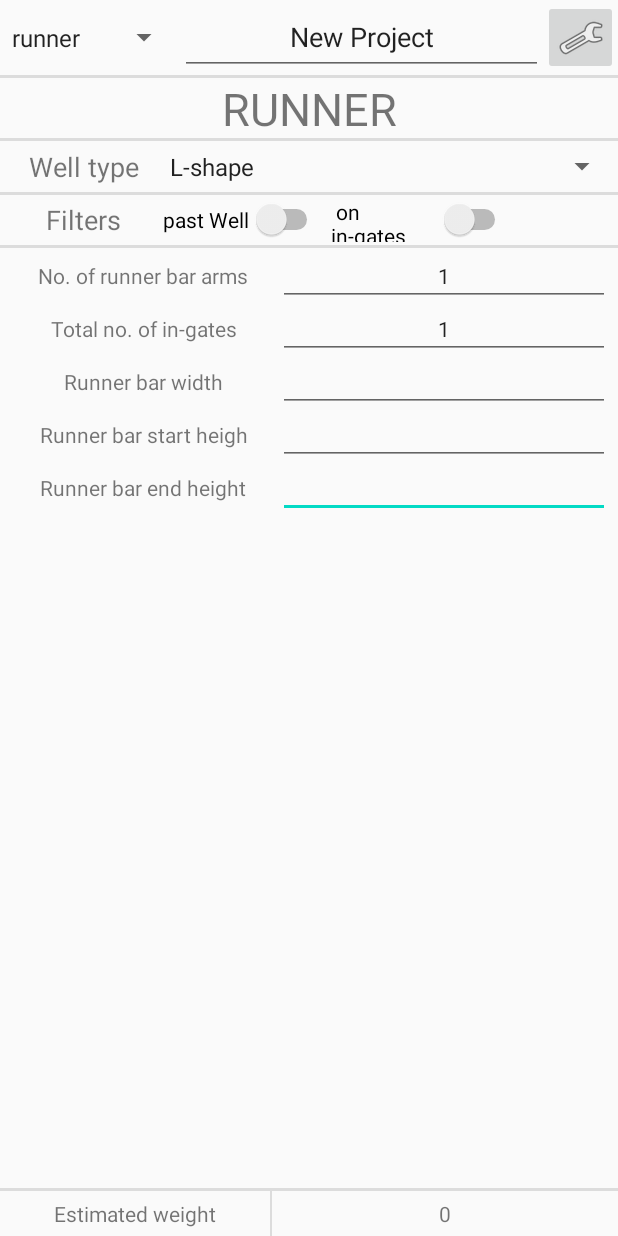
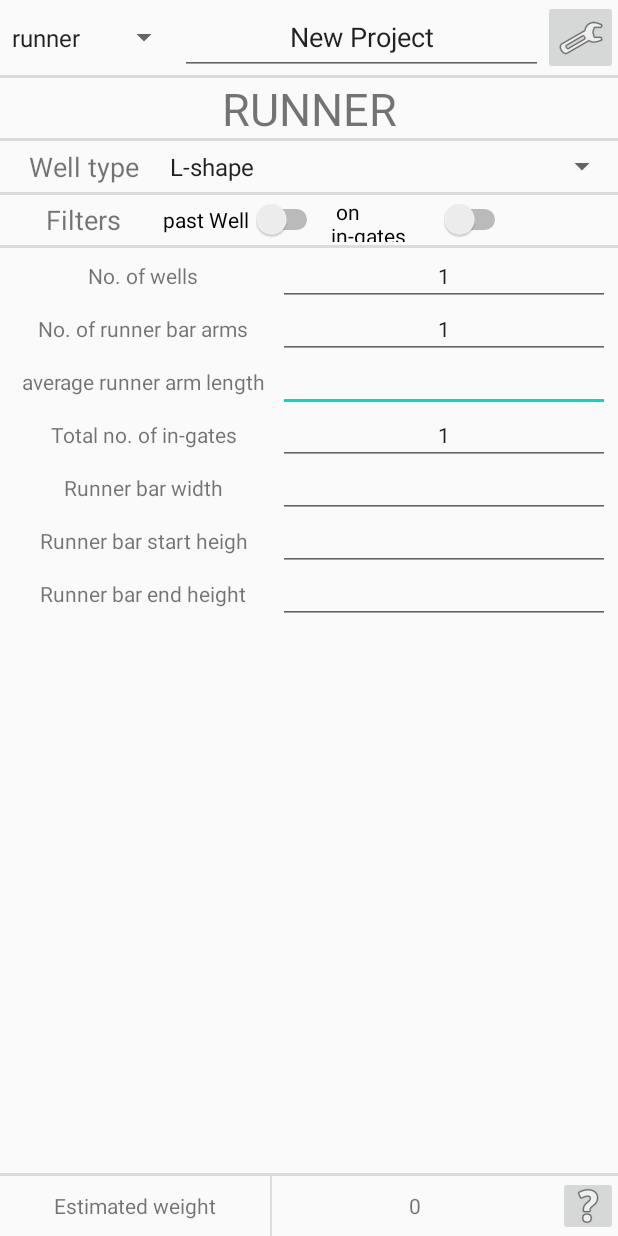
Before and after one commit to RafalUrbanek/Foundryman, an Android app: the RunnerActivity screen opened directly, with no data from a screen before it, on a phone screen of 412 x 824 dp. Run offline under Robolectric (Android 15) with nearby library versions, the phone set to English and light mode, and no system bars.

Commit message:
- Partial functionality to the Runner tab added

```diff
--- a/app/src/main/java/com/Raf/foundryman/RunnerActivity.java
+++ b/app/src/main/java/com/Raf/foundryman/RunnerActivity.java
@@ -29,12 +29,13 @@ public class RunnerActivity extends AppCompatActivity implements
     Boolean flag;
     TextView topText;
     Spinner wellType;
-    int armsCount = 1;
     int ingateCount = 1;
-    double width, startHeight, endHeight, wellFilter1, wellFilter2, ingateFilter1, ingateFilter2, weight;
+    int filterWidth = 22;
+    double width, startHeight, endHeight, wellFilter1, wellFilter2, ingateFilter1, ingateFilter2,
+            weight, armLength;
 
-    EditText armsCountText, ingateCountText, widthText, startHeightText, endHeightText,
-            wellFilter1Text, wellFilter2Text, ingateFilter1Text, ingateFilter2Text;
+    EditText armsCountText, wellCountText, ingateCountText, widthText, startHeightText, endHeightText,
+            runnerarmLength, wellFilter1Text, wellFilter2Text, ingateFilter1Text, ingateFilter2Text;
 
     TextView wellText1, wellText2, ingateText1, ingateText2, weightText;
 
@@ -96,7 +97,7 @@ public class RunnerActivity extends AppCompatActivity implements
     }
 
     private void initializeValues() {
-        armsCountText.setText(String.valueOf(armsCount));
+        armsCountText.setText(String.valueOf(Support.runnerArms));
         armsCountText.addTextChangedListener(new TextWatcher() {
             @Override
             public void beforeTextChanged(CharSequence s, int start, int count, int after) {
@@ -108,7 +109,23 @@ public class RunnerActivity extends AppCompatActivity implements
 
             @Override
             public void afterTextChanged(Editable s) {
-                Log.d("LOG", "armsCountText");
+
+            }
+        });
+
+        wellCountText.setText(String.valueOf(Support.wells));
+        wellCountText.addTextChangedListener(new TextWatcher() {
+            @Override
+            public void beforeTextChanged(CharSequence s, int start, int count, int after) {
+            }
+
+            @Override
+            public void onTextChanged(CharSequence s, int start, int before, int count) {
+            }
+
+            @Override
+            public void afterTextChanged(Editable s) {
+
             }
         });
 
@@ -267,7 +284,7 @@ public class RunnerActivity extends AppCompatActivity implements
     double volume = 0;
     if (ingateFilter1 != 0){
         if (ingateFilter2 != 0){
-            volume = ingateFilter1 * ingateFilter2 * 22;
+            volume = ingateFilter1 * ingateFilter2 * filterWidth;
         } else {
             volume = ingateFilter1 * ingateFilter1 * Math.PI;
         }
@@ -293,15 +310,40 @@ public class RunnerActivity extends AppCompatActivity implements
         }
 
         // calculate arm(s) mass
-        if (width != 0 && startHeight != 0 && endHeight != 0 && armsCount > 0){
-            armMass = Support.density * armsCount * width *((startHeight + endHeight)/ 2) * 10000;
-            if (wellType.getSelectedItemPosition() == 0){
-                Log.d("LOG", "type 0");
+        if (width > 0 && startHeight > 0 && endHeight > 0 && Support.runnerArms > 0 && armLength > 0) {
+            armMass = Support.density * Support.runnerArms * width * ((startHeight + endHeight) / 2)
+                    * armLength / 1000000;
+        }
+
+        // calculate well mass
+        if (wellFilterSwitch.isChecked()) {
+            if (wellType.getSelectedItemPosition() == 0) {
+                if (wellFilter1 > 0 && wellFilter2 > 0) {
+                    wellMass = ((wellFilter1 - 5) * (wellFilter2 - 10) * (filterWidth + 30) * Support.density
+                            / 1000000) + (startHeight * width * 50);
+                }
+            } else if (wellType.getSelectedItemPosition() == 1) {
+                if (wellFilter1 > 0 && wellFilter2 > 0) {
+                    wellMass = (wellFilter1 - 5) * (wellFilter2 - 10) * (filterWidth + 125) * Support.density
+                            / 1000000;
+                }
+            } else {
+                if (wellFilter1 > 0 && wellFilter2 > 0) {
+                    wellMass = ((wellFilter1 - 5) * (wellFilter2 - 10) * (filterWidth + 30) * Support.density
+                            / 1000000);
+                }
             }
-        } else {
-            weight = 0;
-            weightText.setText("");
+        } else{
+            if (wellType.getSelectedItemPosition() == 0 || wellType.getSelectedItemPosition() == 2 ) {
+                    wellMass = startHeight * width * 50 * Support.density
+                            / 1000000;
+            } else {
+                // Assumption that well & no filter combination is only used for small parts
+                    wellMass = 50 * 50 * 50 * Support.density
+                            / 1000000;
+            }
         }
+
         double totalMass = (ingateMass + armMass + wellMass) * 100;
         totalMassRounded = Math.round(totalMass) / 100;
         weight = totalMassRounded;
@@ -320,6 +362,7 @@ public class RunnerActivity extends AppCompatActivity implements
         ingateFilter2Text = findViewById(R.id.runner_ingate_filter_2);
         wellText1 = findViewById(R.id.runner_text_9);
         wellText2 = findViewById(R.id.runner_text_11);
+        wellCountText = findViewById(R.id.runner_wells);
         ingateText1 = findViewById(R.id.runner_text_7);
         ingateText2 = findViewById(R.id.runner_text_10);
         weightText = findViewById(R.id.runner_text_13);
--- a/app/src/main/java/com/Raf/foundryman/Support.java
+++ b/app/src/main/java/com/Raf/foundryman/Support.java
@@ -10,6 +10,9 @@ import java.util.ArrayList;
 public class Support {
 
     // GENERAL VARIABLES
+    static int runnerArms = 1;
+    static int wells = 1;
+    static int sprues = 1;
     static double ingateHeight = 0.0;
     static double ingateDia = 0.0;
     static double sprueWidth = 0.0;
--- a/app/src/main/res/layout/activity_runner.xml
+++ b/app/src/main/res/layout/activity_runner.xml
@@ -11,7 +11,73 @@
         android:layout_height="match_parent"
         tools:context=".SprueActivity"
         tools:layout_editor_absoluteX="0dp"
-        tools:layout_editor_absoluteY="0dp">
+        tools:layout_editor_absoluteY="-16dp">
+
+        <TextView
+            android:id="@+id/runner_text_15"
+            android:layout_width="180dp"
+            android:layout_height="wrap_content"
+            android:layout_marginStart="5dp"
+            android:width="100dp"
+            android:height="30dp"
+            android:gravity="center"
+            android:text="average runner arm length"
+            android:textAlignment="center"
+            android:textSize="14sp"
+            app:layout_constraintStart_toStartOf="parent"
+            app:layout_constraintTop_toTopOf="@+id/runner_arm_length" />
+
+        <EditText
+            android:id="@+id/runner_arm_length"
+            android:layout_width="0dp"
+            android:layout_height="35dp"
+            android:layout_marginEnd="5dp"
+            android:ems="10"
+            android:inputType="number"
+            android:textAlignment="center"
+            android:textSize="14sp"
+            app:layout_constraintEnd_toEndOf="parent"
+            app:layout_constraintHorizontal_bias="1.0"
+            app:layout_constraintStart_toEndOf="@+id/runner_text_3"
+            app:layout_constraintTop_toBottomOf="@+id/runner_arms" />
+
+        <EditText
+            android:id="@+id/runner_wells"
+            android:layout_width="0dp"
+            android:layout_height="35dp"
+            android:layout_marginEnd="5dp"
+            android:ems="10"
+            android:inputType="number"
+            android:textAlignment="center"
+            android:textSize="14sp"
+            app:layout_constraintEnd_toEndOf="parent"
+            app:layout_constraintHorizontal_bias="1.0"
+            app:layout_constraintStart_toEndOf="@+id/runner_text_3"
+            app:layout_constraintTop_toTopOf="@+id/runner_text_14" />
+
+        <TextView
+            android:id="@+id/runner_text_14"
+            android:layout_width="180dp"
+            android:layout_height="wrap_content"
+            android:layout_marginStart="5dp"
+            android:layout_marginTop="3dp"
+            android:width="100dp"
+            android:height="30dp"
+            android:gravity="center"
+            android:text="No. of wells"
+            android:textAlignment="center"
+            android:textSize="14sp"
+            app:layout_constraintStart_toStartOf="parent"
+            app:layout_constraintTop_toBottomOf="@+id/divider21" />
+
+        <ImageButton
+            android:id="@+id/sprueHelpBtn2"
+            android:layout_width="40dp"
+            android:layout_height="0dp"
+            app:layout_constraintBottom_toBottomOf="parent"
+            app:layout_constraintEnd_toEndOf="parent"
+            app:layout_constraintTop_toBottomOf="@+id/divider23"
+            app:srcCompat="@android:drawable/ic_menu_help" />
 
         <TextView
             android:id="@+id/runner_text_13"
@@ -24,7 +90,7 @@
             android:textAlignment="center"
             android:textSize="14sp"
             app:layout_constraintBottom_toBottomOf="parent"
-            app:layout_constraintEnd_toEndOf="parent"
+            app:layout_constraintEnd_toStartOf="@+id/sprueHelpBtn2"
             app:layout_constraintStart_toEndOf="@+id/divider31"
             app:layout_constraintTop_toBottomOf="@+id/divider23"
             app:layout_constraintVertical_bias="0.0" />
@@ -48,7 +114,7 @@
             android:id="@+id/divider23"
             android:layout_width="0dp"
             android:layout_height="2dp"
-            android:layout_marginBottom="30dp"
+            android:layout_marginBottom="40dp"
             android:background="?android:attr/listDivider"
             app:layout_constraintBottom_toBottomOf="parent"
             app:layout_constraintEnd_toEndOf="parent"
@@ -272,14 +338,13 @@
             app:layout_constraintEnd_toEndOf="parent"
             app:layout_constraintHorizontal_bias="1.0"
             app:layout_constraintStart_toEndOf="@+id/runner_text_3"
-            app:layout_constraintTop_toBottomOf="@+id/runner_arms" />
+            app:layout_constraintTop_toBottomOf="@+id/runner_arm_length" />
 
         <TextView
             android:id="@+id/runner_text_3"
             android:layout_width="180dp"
             android:layout_height="wrap_content"
             android:layout_marginStart="5dp"
-            android:layout_marginTop="3dp"
             android:width="100dp"
             android:height="30dp"
             android:gravity="center"
@@ -287,7 +352,7 @@
             android:textAlignment="center"
             android:textSize="14sp"
             app:layout_constraintStart_toStartOf="parent"
-            app:layout_constraintTop_toBottomOf="@+id/divider21" />
+            app:layout_constraintTop_toBottomOf="@+id/runner_wells" />
 
         <View
             android:id="@+id/divider21"
@@ -439,7 +504,7 @@
             app:layout_constraintEnd_toEndOf="parent"
             app:layout_constraintHorizontal_bias="1.0"
             app:layout_constraintStart_toEndOf="@+id/runner_text_3"
-            app:layout_constraintTop_toTopOf="@+id/runner_text_3" />
+            app:layout_constraintTop_toBottomOf="@+id/runner_wells" />
 
         <View
             android:id="@+id/divider31"
--- a/app/src/main/res/layout/activity_sprue.xml
+++ b/app/src/main/res/layout/activity_sprue.xml
@@ -231,6 +231,7 @@
         android:layout_width="80dp"
         android:layout_height="80dp"
         android:text="START"
+        android:textSize="14sp"
         app:layout_constraintBottom_toBottomOf="parent"
         app:layout_constraintEnd_toStartOf="@+id/sprueHelpBtn"
         app:layout_constraintStart_toEndOf="@+id/sprueDim7" />
```
Also changed, not shown: app/src/main/java/com/Raf/foundryman/MainActivity.java (+6 -2 lines), app/src/main/res/layout/activity_main.xml (+21 -21 lines).
